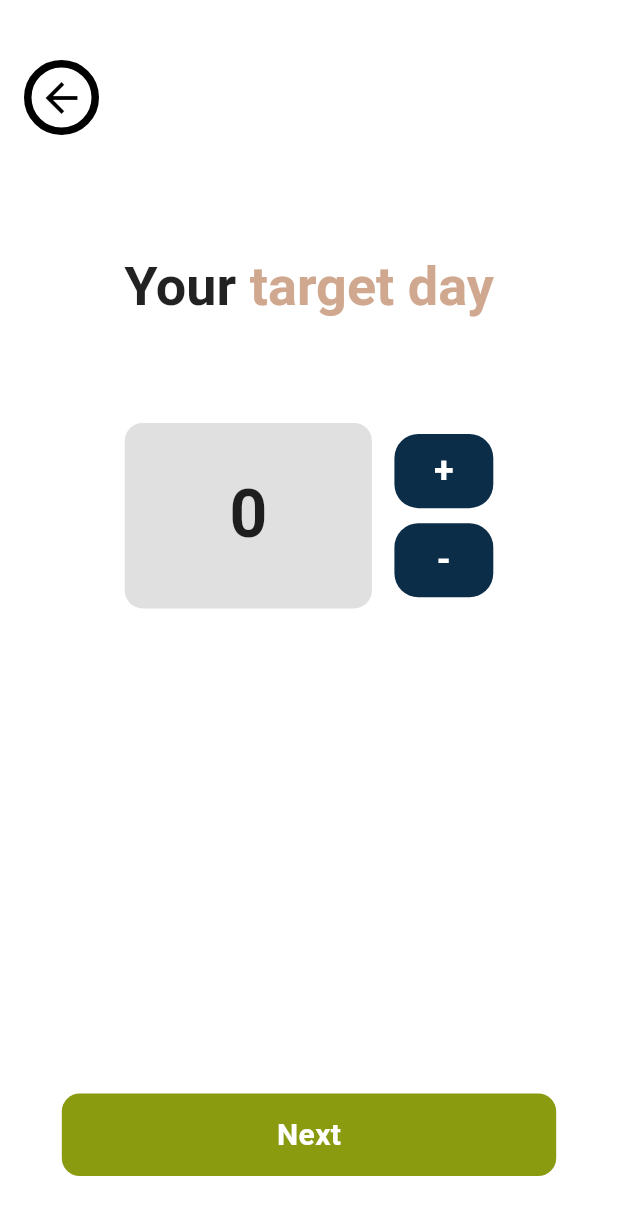
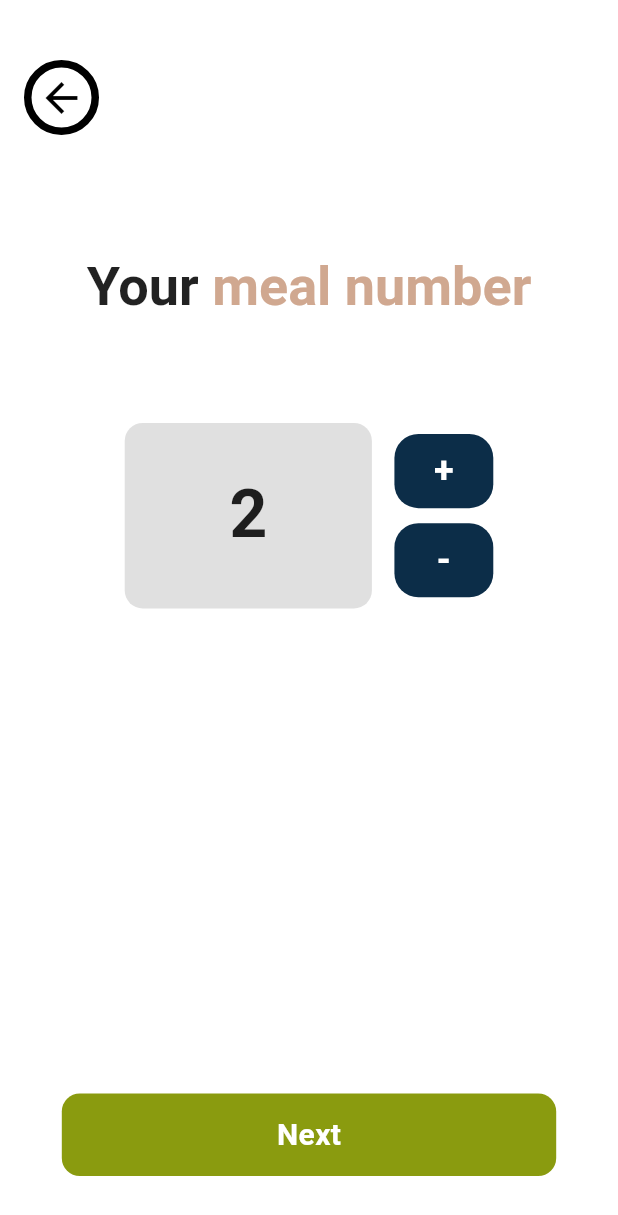
Before and after one commit to iremnurb/private_chef_app, a Flutter app: the VeriAlmaGunSayfa screen opened directly, on a phone screen of 412 x 824 dp. Shown: the top 1215 px of the screen. Run offline on Flutter 3.47's test engine with Material 3 defaults, Android fonts, the phone set to English and light mode, and no system bars; our stand-ins replace flutter_bloc.

Commit message:
gun sayfası silindi meal times eklendi

```diff
--- a/lib/ui/views/veri_alma_gun_sayfa.dart
+++ b/lib/ui/views/veri_alma_gun_sayfa.dart
@@ -1,4 +1,4 @@
-import 'package:diyet/ui/views/veri_alma_hareket_sayfa.dart';
+import 'package:diyet/ui/views/veri_alma_timing_sayfa.dart';
 import 'package:flutter/material.dart';
 
 class VeriAlmaGunSayfa extends StatefulWidget {
@@ -7,7 +7,7 @@ class VeriAlmaGunSayfa extends StatefulWidget {
 }
 
 class _VeriAlmaGunSayfaState extends State<VeriAlmaGunSayfa> {
-  int days = 0; // Gün sayısı 0'dan başlıyor.
+  int meals = 2; // Öğün sayısı 2'den başlıyor.
 
   @override
   Widget build(BuildContext context) {
@@ -29,9 +29,9 @@ class _VeriAlmaGunSayfaState extends State<VeriAlmaGunSayfa> {
                   height: 50,
                   decoration: BoxDecoration(
                     shape: BoxShape.circle,
-                    border: Border.all(color: Colors.black, width: 5), // Çerçeve rengi
+                    border: Border.all(color: Colors.black, width: 5),
                   ),
-                  child: const Icon(Icons.arrow_back, color: Colors.black, size: 32,weight: 5,),
+                  child: const Icon(Icons.arrow_back, color: Colors.black, size: 32, weight: 5),
                 ),
               ),
             ),
@@ -46,8 +46,8 @@ class _VeriAlmaGunSayfaState extends State<VeriAlmaGunSayfa> {
               style: TextStyle(fontSize: 36, fontWeight: FontWeight.bold, color: Colors.black87),
               children: [
                 TextSpan(
-                  text: "target day",
-                  style: TextStyle(color: Color(0xFFD0A890)), // Açık kahverengi tonu
+                  text: "meal number",
+                  style: TextStyle(color: Color(0xFFD0A890)),
                 ),
               ],
             ),
@@ -55,24 +55,23 @@ class _VeriAlmaGunSayfaState extends State<VeriAlmaGunSayfa> {
 
           const SizedBox(height: 70),
 
-          /// **Gün Sayısı Seçici**
+          /// **Öğün Sayısı Seçici**
           Row(
             mainAxisAlignment: MainAxisAlignment.center,
             children: [
-              /// Gün Sayısı
+              /// Öğün Sayısı
               Container(
                 width: MediaQuery.of(context).size.width * 0.4,
                 height: MediaQuery.of(context).size.width * 0.3,
                 alignment: Alignment.center,
-                padding:  EdgeInsets.all(20),
+                padding: const EdgeInsets.all(20),
                 decoration: BoxDecoration(
                   color: Colors.grey.shade300,
                   borderRadius: BorderRadius.circular(12),
                 ),
                 child: Text(
-                  "$days",
+                  "$meals",
                   style: const TextStyle(fontSize: 44, fontWeight: FontWeight.bold, color: Colors.black87),
-
                 ),
               ),
 
@@ -83,13 +82,13 @@ class _VeriAlmaGunSayfaState extends State<VeriAlmaGunSayfa> {
                 children: [
                   _buildControlButton("+", () {
                     setState(() {
-                      days++; // Gün sayısını artır
+                      if (meals < 5) meals++; // Öğün sayısı en fazla 5 olabilir
                     });
                   }),
                   const SizedBox(height: 10),
                   _buildControlButton("-", () {
                     setState(() {
-                      if (days > 0) days--; // Gün sayısını azalt, 0'dan küçük olamaz
+                      if (meals > 2) meals--; // Öğün sayısı en az 2 olabilir
                     });
                   }),
                 ],
@@ -105,7 +104,7 @@ class _VeriAlmaGunSayfaState extends State<VeriAlmaGunSayfa> {
               Navigator.push(
                 context,
                 MaterialPageRoute(
-                  builder: (context) => VeriAlmaHareketSayfa(),
+                  builder: (context) => VeriAlmaTimingSayfa(mealCount: meals),
                 ),
               );
             },
@@ -113,7 +112,7 @@ class _VeriAlmaGunSayfaState extends State<VeriAlmaGunSayfa> {
               width: MediaQuery.of(context).size.width * 0.8,
               height: 55,
               decoration: BoxDecoration(
-                color: const Color(0xFF8A9B0F), // Yeşil tonu
+                color: const Color(0xFF8A9B0F),
                 borderRadius: BorderRadius.circular(12),
               ),
               alignment: Alignment.center,
@@ -138,8 +137,8 @@ class _VeriAlmaGunSayfaState extends State<VeriAlmaGunSayfa> {
         width: MediaQuery.of(context).size.width * 0.16,
         height: MediaQuery.of(context).size.width * 0.12,
         decoration: BoxDecoration(
-          color: const Color(0xFF0C2D48), // Koyu mavi arka plan
-            borderRadius: BorderRadius.circular(16)
+          color: const Color(0xFF0C2D48),
+          borderRadius: BorderRadius.circular(16),
         ),
         alignment: Alignment.center,
         child: Text(
--- a/lib/ui/views/veri_alma_hareket_sayfa.dart
+++ b/lib/ui/views/veri_alma_hareket_sayfa.dart
@@ -1,3 +1,4 @@
+import 'package:diyet/ui/views/veri_alma_gun_sayfa.dart';
 import 'package:diyet/ui/views/veri_alma_timing_sayfa.dart';
 import 'package:flutter/material.dart';
 
@@ -68,7 +69,7 @@ class _VeriAlmaHareketSayfaState extends State<VeriAlmaHareketSayfa> {
               Navigator.push(
                 context,
                 MaterialPageRoute(
-                  builder: (context) => VeriAlmaTimingSayfa(),
+                  builder: (context) => VeriAlmaGunSayfa(),
                 ),
               );
               },
--- a/lib/ui/views/veri_alma_kilo_sayfa.dart
+++ b/lib/ui/views/veri_alma_kilo_sayfa.dart
@@ -1,4 +1,5 @@
 import 'package:diyet/ui/views/veri_alma_gun_sayfa.dart';
+import 'package:diyet/ui/views/veri_alma_hareket_sayfa.dart';
 import 'package:flutter/material.dart';
 
 class VeriAlmaKiloSayfa extends StatefulWidget {
@@ -121,7 +122,7 @@ class _VeriAlmaKiloSayfaState extends State<VeriAlmaKiloSayfa> {
               Navigator.push(
                 context,
                 MaterialPageRoute(
-                  builder: (context) => VeriAlmaGunSayfa(),
+                  builder: (context) => VeriAlmaHareketSayfa(),
                 ),
               );
             },
```
Also changed, not shown: lib/ui/views/veri_alma_timing_sayfa.dart (+30 -28 lines).
